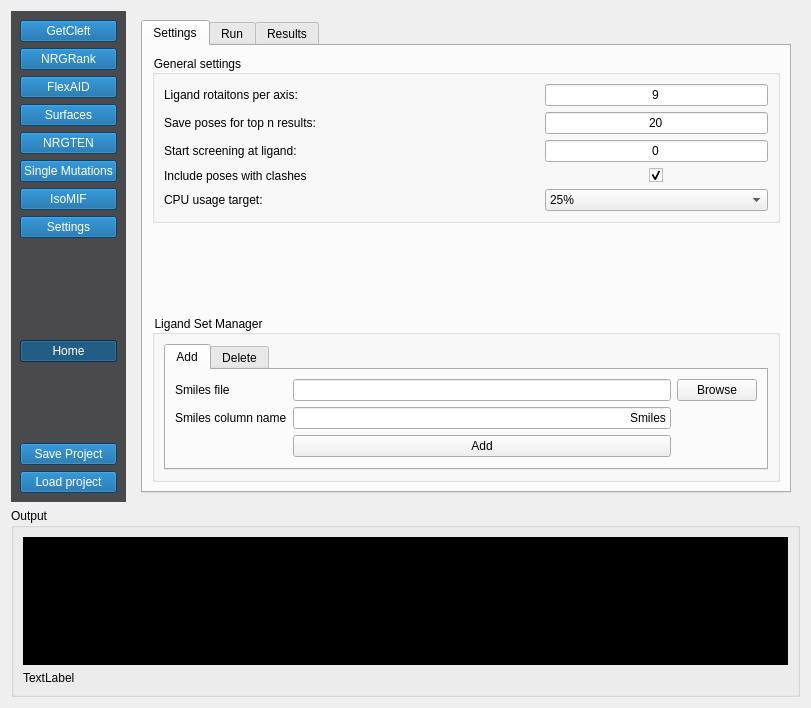
First picture: the form in plugin.ui, repository NRGlab/NRGSuite-Qt, before the edit.
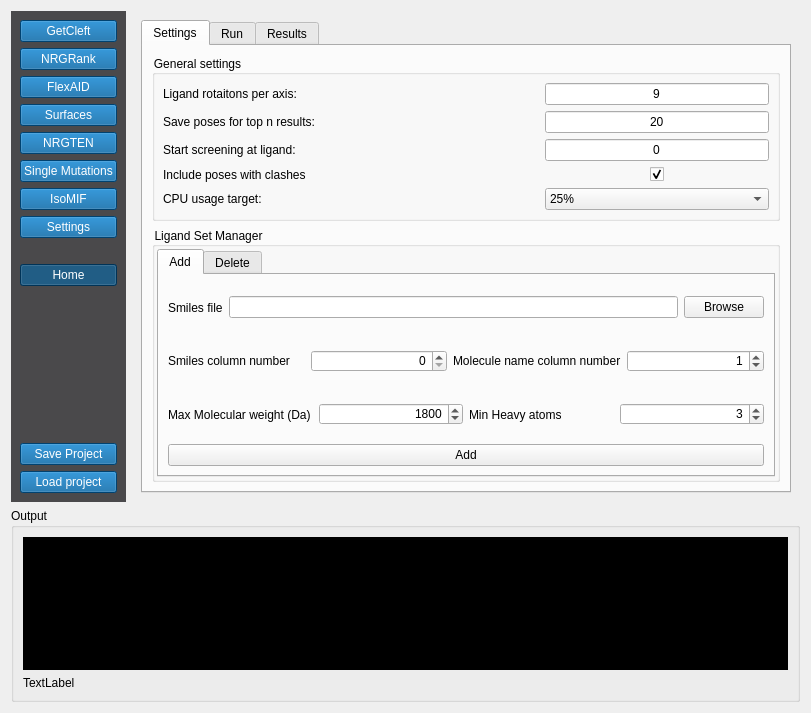
Second picture: the form after the edit. Icons and pictures are not drawn.

Patch:
```diff
--- a/plugin.ui
+++ b/plugin.ui
@@ -7,7 +7,7 @@
     <x>0</x>
     <y>0</y>
     <width>811</width>
-    <height>708</height>
+    <height>713</height>
    </rect>
   </property>
   <property name="minimumSize">
@@ -199,19 +199,6 @@
            </property>
           </widget>
          </item>
-         <item>
-          <spacer name="verticalSpacer_10">
-           <property name="orientation">
-            <enum>Qt::Vertical</enum>
-           </property>
-           <property name="sizeHint" stdset="0">
-            <size>
-             <width>20</width>
-             <height>40</height>
-            </size>
-           </property>
-          </spacer>
-         </item>
          <item>
           <widget class="QLabel" name="logo">
            <property name="enabled">
@@ -783,10 +770,28 @@
              <layout class="QVBoxLayout" name="verticalLayout_5">
               <item>
                <widget class="QGroupBox" name="groupBox_49">
+                <property name="sizePolicy">
+                 <sizepolicy hsizetype="Minimum" vsizetype="Minimum">
+                  <horstretch>0</horstretch>
+                  <verstretch>0</verstretch>
+                 </sizepolicy>
+                </property>
                 <property name="title">
                  <string>General settings</string>
                 </property>
                 <layout class="QGridLayout" name="gridLayout_4">
+                 <property name="leftMargin">
+                  <number>8</number>
+                 </property>
+                 <property name="topMargin">
+                  <number>8</number>
+                 </property>
+                 <property name="rightMargin">
+                  <number>8</number>
+                 </property>
+                 <property name="bottomMargin">
+                  <number>8</number>
+                 </property>
                  <item row="2" column="0">
                   <widget class="QLabel" name="label_24">
                    <property name="text">
@@ -911,28 +916,36 @@
                 </layout>
                </widget>
               </item>
-              <item>
-               <spacer name="verticalSpacer_8">
-                <property name="orientation">
-                 <enum>Qt::Vertical</enum>
-                </property>
-                <property name="sizeHint" stdset="0">
-                 <size>
-                  <width>20</width>
-                  <height>40</height>
-                 </size>
-                </property>
-               </spacer>
-              </item>
               <item>
                <widget class="QGroupBox" name="groupBox_50">
                 <property name="enabled">
                  <bool>true</bool>
                 </property>
+                <property name="sizePolicy">
+                 <sizepolicy hsizetype="Preferred" vsizetype="Expanding">
+                  <horstretch>0</horstretch>
+                  <verstretch>0</verstretch>
+                 </sizepolicy>
+                </property>
                 <property name="title">
                  <string>Ligand Set Manager</string>
                 </property>
                 <layout class="QVBoxLayout" name="verticalLayout_7">
+                 <property name="spacing">
+                  <number>-1</number>
+                 </property>
+                 <property name="leftMargin">
+                  <number>2</number>
+                 </property>
+                 <property name="topMargin">
+                  <number>2</number>
+                 </property>
+                 <property name="rightMargin">
+                  <number>2</number>
+                 </property>
+                 <property name="bottomMargin">
+                  <number>2</number>
+                 </property>
                  <item>
                   <widget class="QTabWidget" name="tabWidget">
                    <property name="enabled">
@@ -945,15 +958,168 @@
                     <attribute name="title">
                      <string>Add</string>
                     </attribute>
-                    <layout class="QGridLayout" name="gridLayout_5">
-                     <item row="0" column="0">
-                      <widget class="QLabel" name="label_26">
-                       <property name="text">
-                        <string>Smiles file</string>
+                    <layout class="QVBoxLayout" name="verticalLayout_31">
+                     <item>
+                      <widget class="QFrame" name="frame_15">
+                       <property name="frameShape">
+                        <enum>QFrame::NoFrame</enum>
                        </property>
+                       <property name="frameShadow">
+                        <enum>QFrame::Plain</enum>
+                       </property>
+                       <layout class="QHBoxLayout" name="horizontalLayout_19">
+                        <property name="leftMargin">
+                         <number>0</number>
+                        </property>
+                        <property name="topMargin">
+                         <number>0</number>
+                        </property>
+                        <property name="rightMargin">
+                         <number>0</number>
+                        </property>
+                        <property name="bottomMargin">
+                         <number>0</number>
+                        </property>
+                        <item>
+                         <widget class="QLabel" name="label_26">
+                          <property name="text">
+                           <string>Smiles file</string>
+                          </property>
+                         </widget>
+                        </item>
+                        <item>
+                         <widget class="QLineEdit" name="nrgrank_add_ligand_file_path"/>
+                        </item>
+                        <item>
+                         <widget class="QPushButton" name="nrgrank_add_ligandset_button">
+                          <property name="text">
+                           <string>Browse</string>
+                          </property>
+                         </widget>
+                        </item>
+                       </layout>
                       </widget>
                      </item>
-                     <item row="2" column="1">
+                     <item>
+                      <widget class="QFrame" name="frame_17">
+                       <property name="frameShape">
+                        <enum>QFrame::NoFrame</enum>
+                       </property>
+                       <property name="frameShadow">
+                        <enum>QFrame::Plain</enum>
+                       </property>
+                       <layout class="QHBoxLayout" name="horizontalLayout_27">
+                        <property name="leftMargin">
+                         <number>0</number>
+                        </property>
+                        <property name="topMargin">
+                         <number>0</number>
+                        </property>
+                        <property name="rightMargin">
+                         <number>0</number>
+                        </property>
+                        <property name="bottomMargin">
+                         <number>0</number>
+                        </property>
+                        <item>
+                         <widget class="QLabel" name="label_18">
+                          <property name="text">
+                           <string>Smiles column number</string>
+                          </property>
+                         </widget>
+                        </item>
+                        <item>
+                         <widget class="QSpinBox" name="smiles_column_number">
+                          <property name="alignment">
+                           <set>Qt::AlignRight|Qt::AlignTrailing|Qt::AlignVCenter</set>
+                          </property>
+                         </widget>
+                        </item>
+                        <item>
+                         <widget class="QLabel" name="label_19">
+                          <property name="text">
+                           <string>Molecule name column number</string>
+                          </property>
+                         </widget>
+                        </item>
+                        <item>
+                         <widget class="QSpinBox" name="name_column_number">
+                          <property name="alignment">
+                           <set>Qt::AlignRight|Qt::AlignTrailing|Qt::AlignVCenter</set>
+                          </property>
+                          <property name="value">
+                           <number>1</number>
+                          </property>
+                         </widget>
+                        </item>
+                       </layout>
+                      </widget>
+                     </item>
+                     <item>
+                      <widget class="QFrame" name="frame_18">
+                       <property name="frameShape">
+                        <enum>QFrame::NoFrame</enum>
+                       </property>
+                       <property name="frameShadow">
+                        <enum>QFrame::Plain</enum>
+                       </property>
+                       <layout class="QHBoxLayout" name="horizontalLayout_28">
+                        <property name="leftMargin">
+                         <number>0</number>
+                        </property>
+                        <property name="topMargin">
+                         <number>0</number>
+                        </property>
+                        <property name="rightMargin">
+                         <number>0</number>
+                        </property>
+                        <property name="bottomMargin">
+                         <number>0</number>
+                        </property>
+                        <item>
+                         <widget class="QLabel" name="label_21">
+                          <property name="text">
+                           <string>Max Molecular weight (Da)</string>
+                          </property>
+                         </widget>
+                        </item>
+                        <item>
+                         <widget class="QSpinBox" name="molecular_weight_max">
+                          <property name="alignment">
+                           <set>Qt::AlignRight|Qt::AlignTrailing|Qt::AlignVCenter</set>
+                          </property>
+                          <property name="maximum">
+                           <number>2500</number>
+                          </property>
+                          <property name="singleStep">
+                           <number>100</number>
+                          </property>
+                          <property name="value">
+                           <number>1800</number>
+                          </property>
+                         </widget>
+                        </item>
+                        <item>
+                         <widget class="QLabel" name="label_23">
+                          <property name="text">
+                           <string>Min Heavy atoms</string>
+                          </property>
+                         </widget>
+                        </item>
+                        <item>
+                         <widget class="QSpinBox" name="heavy_atoms_min">
+                          <property name="alignment">
+                           <set>Qt::AlignRight|Qt::AlignTrailing|Qt::AlignVCenter</set>
+                          </property>
+                          <property name="value">
+                           <number>3</number>
+                          </property>
+                         </widget>
+                        </item>
+                       </layout>
+                      </widget>
+                     </item>
+                     <item>
                       <widget class="QPushButton" name="nrgrank_button_ligandset_add">
                        <property name="enabled">
                         <bool>true</bool>
@@ -963,33 +1129,6 @@
                        </property>
                       </widget>
                      </item>
-                     <item row="0" column="2">
-                      <widget class="QPushButton" name="nrgrank_add_ligandset_button">
-                       <property name="text">
-                        <string>Browse</string>
-                       </property>
-                      </widget>
-                     </item>
-                     <item row="0" column="1">
-                      <widget class="QLineEdit" name="nrgrank_add_ligand_file_path"/>
-                     </item>
-                     <item row="1" column="1">
-                      <widget class="QLineEdit" name="smiles_column_name">
-                       <property name="text">
-                        <string>Smiles</string>
-                       </property>
-                       <property name="alignment">
-                        <set>Qt::AlignRight|Qt::AlignTrailing|Qt::AlignVCenter</set>
-                       </property>
-                      </widget>
-                     </item>
-                     <item row="1" column="0">
-                      <widget class="QLabel" name="label_18">
-                       <property name="text">
-                        <string>Smiles column name</string>
-                       </property>
-                      </widget>
-                     </item>
                     </layout>
                    </widget>
                    <widget class="QWidget" name="tab_10">
```
Left out of the diff: 2 changed lines with no effect on the pictures.
